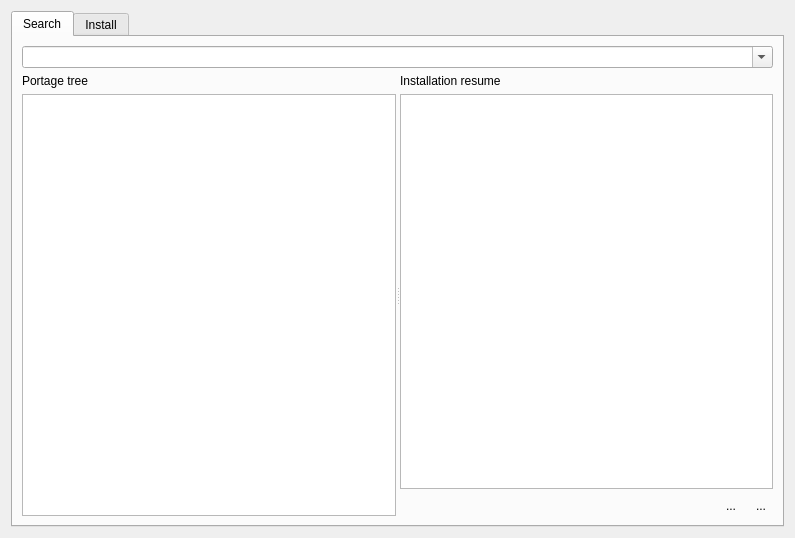
The window that src/main.ui (alediaferia/gluk) describes before a commit, drawn with Qt 5.
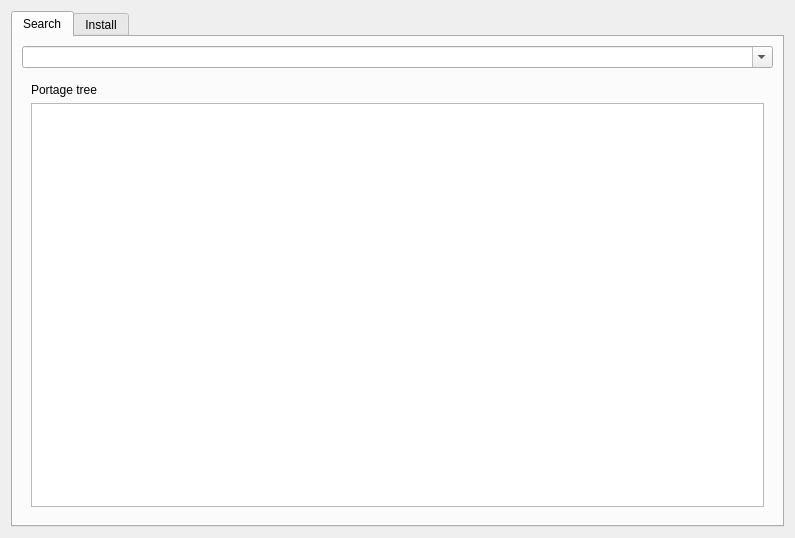
The same window after the commit. Custom widgets are drawn as their Qt base class.

The edit to the form file:
```diff
--- a/src/main.ui
+++ b/src/main.ui
@@ -22,7 +22,7 @@
       <attribute name="title" >
        <string>Search</string>
       </attribute>
-      <layout class="QVBoxLayout" name="verticalLayout_4" >
+      <layout class="QVBoxLayout" name="verticalLayout_3">
        <item>
         <widget class="KComboBox" name="searchbox" >
          <property name="editable" >
@@ -31,85 +31,19 @@
         </widget>
        </item>
        <item>
-        <widget class="QSplitter" name="splitter" >
-         <property name="orientation" >
-          <enum>Qt::Horizontal</enum>
-         </property>
-         <widget class="QWidget" native="1" name="widget" >
-          <layout class="QVBoxLayout" name="verticalLayout" >
-           <item>
-            <widget class="QLabel" name="label" >
-             <property name="text" >
-              <string>Portage tree</string>
-             </property>
-            </widget>
-           </item>
-           <item>
-            <widget class="GlukTreeView" name="treeView" />
-           </item>
-          </layout>
-         </widget>
-         <widget class="QWidget" native="1" name="widget_2" >
-          <layout class="QVBoxLayout" name="verticalLayout_3" >
-           <item>
-            <widget class="QLabel" name="label_2" >
-             <property name="text" >
-              <string>Installation resume</string>
-             </property>
-            </widget>
-           </item>
-           <item>
-            <widget class="QTreeView" name="resumeView" >
-             <property name="rootIsDecorated" >
-              <bool>false</bool>
-             </property>
-             <property name="itemsExpandable" >
-              <bool>false</bool>
-             </property>
-             <property name="expandsOnDoubleClick" >
-              <bool>false</bool>
-             </property>
-            </widget>
-           </item>
-           <item>
-            <layout class="QHBoxLayout" name="horizontalLayout" >
-             <item>
-              <spacer name="horizontalSpacer" >
-               <property name="orientation" >
-                <enum>Qt::Horizontal</enum>
-               </property>
-               <property name="sizeHint" stdset="0" >
-                <size>
-                 <width>40</width>
-                 <height>20</height>
-                </size>
-               </property>
-              </spacer>
-             </item>
-             <item>
-              <widget class="QToolButton" name="clearButton" >
-               <property name="text" >
-                <string>...</string>
-               </property>
-               <property name="autoRaise" >
-                <bool>true</bool>
-               </property>
-              </widget>
-             </item>
-             <item>
-              <widget class="QToolButton" name="deleteButton" >
-               <property name="text" >
-                <string>...</string>
-               </property>
-               <property name="autoRaise" >
-                <bool>true</bool>
-               </property>
-              </widget>
-             </item>
-            </layout>
-           </item>
-          </layout>
-         </widget>
+        <widget class="QWidget" name="widget" native="true">
+         <layout class="QVBoxLayout" name="verticalLayout">
+          <item>
+           <widget class="QLabel" name="label">
+            <property name="text">
+             <string>Portage tree</string>
+            </property>
+           </widget>
+          </item>
+          <item>
+           <widget class="GlukTreeView" name="treeView"/>
+          </item>
+         </layout>
         </widget>
        </item>
       </layout>
```
Left out of the diff: 27 changed lines with no effect on the pictures.
